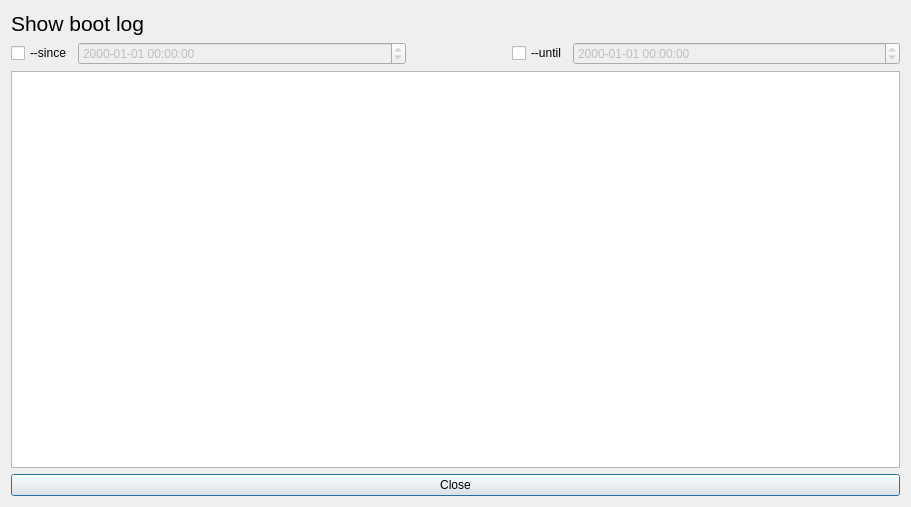
Qt form ui/showbootlog.ui (pentix/qjournalctl) before a commit.
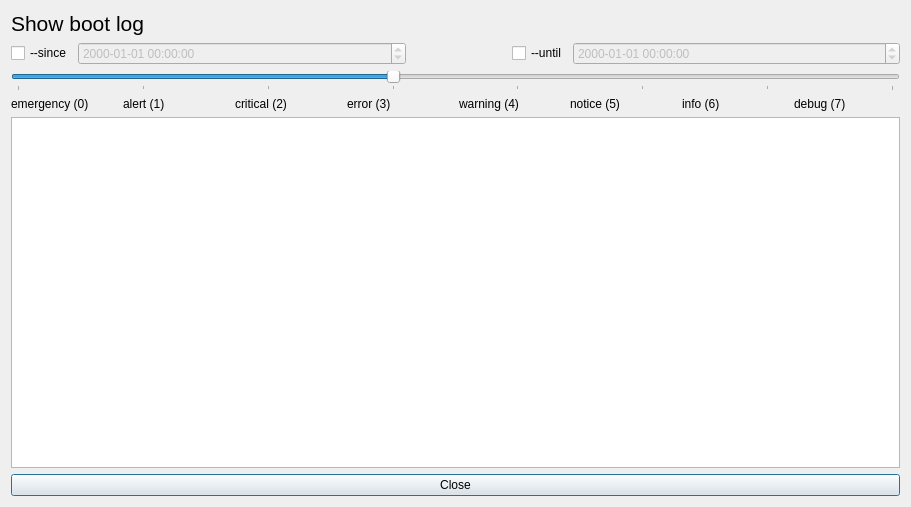
The same form after that commit.

Commit message: showBootLog: UI: Added priority slider

```diff
--- a/ui/showbootlog.ui
+++ b/ui/showbootlog.ui
@@ -101,6 +101,85 @@
        </item>
       </layout>
      </item>
+     <item>
+      <widget class="QSlider" name="horizontalSlider">
+       <property name="maximum">
+        <number>7</number>
+       </property>
+       <property name="sliderPosition">
+        <number>3</number>
+       </property>
+       <property name="orientation">
+        <enum>Qt::Horizontal</enum>
+       </property>
+       <property name="tickPosition">
+        <enum>QSlider::TicksBelow</enum>
+       </property>
+       <property name="tickInterval">
+        <number>1</number>
+       </property>
+      </widget>
+     </item>
+     <item>
+      <layout class="QHBoxLayout" name="horizontalLayout_2">
+       <item>
+        <widget class="QLabel" name="label_8">
+         <property name="text">
+          <string>emergency (0)</string>
+         </property>
+        </widget>
+       </item>
+       <item>
+        <widget class="QLabel" name="label_7">
+         <property name="text">
+          <string>alert (1)</string>
+         </property>
+        </widget>
+       </item>
+       <item>
+        <widget class="QLabel" name="label_6">
+         <property name="text">
+          <string>critical (2)</string>
+         </property>
+        </widget>
+       </item>
+       <item>
+        <widget class="QLabel" name="label_5">
+         <property name="text">
+          <string>error (3)</string>
+         </property>
+        </widget>
+       </item>
+       <item>
+        <widget class="QLabel" name="label_4">
+         <property name="text">
+          <string>warning (4)</string>
+         </property>
+        </widget>
+       </item>
+       <item>
+        <widget class="QLabel" name="label_3">
+         <property name="text">
+          <string>notice (5)</string>
+         </property>
+        </widget>
+       </item>
+       <item>
+        <widget class="QLabel" name="label_2">
+         <property name="text">
+          <string>info (6)</string>
+         </property>
+        </widget>
+       </item>
+       <item>
+        <widget class="QLabel" name="label_9">
+         <property name="text">
+          <string>debug (7)</string>
+         </property>
+        </widget>
+       </item>
+      </layout>
+     </item>
      <item>
       <widget class="QPlainTextEdit" name="plainTextEdit">
        <property name="styleSheet">
```
